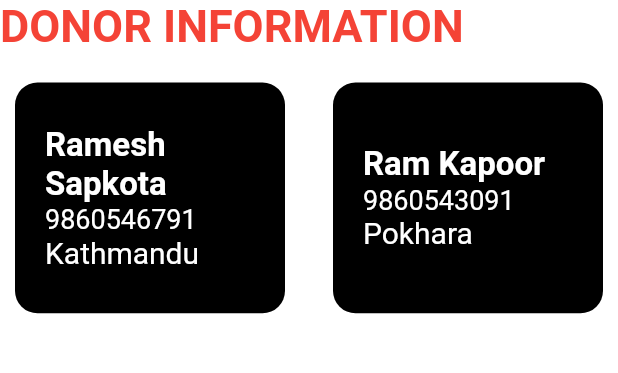
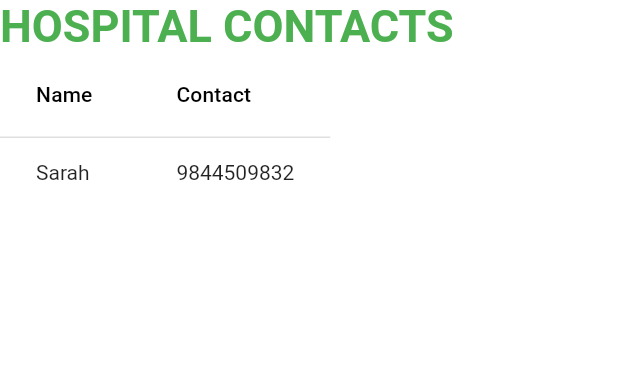
Before and after one commit to aregmi450/blood, a Flutter app: the screen it shows after launch, on a phone screen of 412 x 824 dp, the part 84-457 px from its top. Run offline on Flutter 3.47's test engine with Material 2 defaults, Android fonts, the phone set to English and light mode, and no system bars.

Commit message:
hospital contact add

```diff
--- a/lib/contact.dart
+++ b/lib/contact.dart
@@ -86,7 +86,7 @@ class Contact extends StatelessWidget {
                     crossAxisSpacing: 12,
                     mainAxisSpacing: 8,
                     childAspectRatio: 1.30,
-                    children: [
+                    children: <Widget>[
                       _selectedDonors(
                         color: Colors.black,
                         name: 'Ramesh Sapkota',
--- /dev/null
+++ b/lib/hospitals.dart
@@ -0,0 +1,54 @@
+import 'package:flutter/material.dart';
+
+class Hospital extends StatelessWidget {
+  @override
+  Widget build(BuildContext context) {
+    return Scaffold(
+        backgroundColor: Colors.white,
+        appBar: AppBar(
+          elevation: 0.0,
+          backgroundColor: Colors.red[300],
+          title: Text(
+            'Hamro Blood',
+            style: TextStyle(fontSize: 23.5, fontWeight: FontWeight.bold),
+          ),
+          centerTitle: true,
+        ),
+        body: Container(
+          child:
+              Column(crossAxisAlignment: CrossAxisAlignment.start, children: [
+            Text(
+              'HOSPITAL CONTACTS',
+              textAlign: TextAlign.left,
+              style: TextStyle(
+                fontSize: 30,
+                color: Colors.green,
+                fontWeight: FontWeight.bold,
+              ),
+            ),
+            DataTable(
+              columns: <DataColumn>[
+                DataColumn(
+                  label: Text(
+                    'Name',
+                  ),
+                ),
+                DataColumn(
+                  label: Text(
+                    'Contact',
+                  ),
+                ),
+              ],
+              rows: <DataRow>[
+                DataRow(
+                  cells: <DataCell>[
+                    DataCell(Text('Sarah')),
+                    DataCell(Text('9844509832')),
+                  ],
+                ),
+              ],
+            ),
+          ]),
+        ));
+  }
+}
--- a/lib/main.dart
+++ b/lib/main.dart
@@ -1,6 +1,7 @@
 import 'package:flutter/material.dart';
 import 'package:new_flutter_project/contact.dart';
 import 'package:new_flutter_project/homescreen.dart';
+import 'package:new_flutter_project/hospitals.dart';
 import 'package:new_flutter_project/signin.dart';
 import 'package:new_flutter_project/signup.dart';
 
@@ -14,7 +15,7 @@ class MyApp extends StatelessWidget {
       debugShowCheckedModeBanner: false,
       theme: ThemeData(primarySwatch: Colors.red),
       // routing different pages from one place to another
-      initialRoute: 'Phone',
+      initialRoute: 'Hospital',
       // class name of every other page on stateless widget is given
       // routing to every other page when class is called
       routes: {
@@ -22,6 +23,7 @@ class MyApp extends StatelessWidget {
         'SignUp': (context) => SignUpScreen(),
         'Home': (context) => HomeScreen(),
         'Phone': (context) => Contact(),
+        'Hospital': (context) => Hospital(),
       },
     );
   }
```
